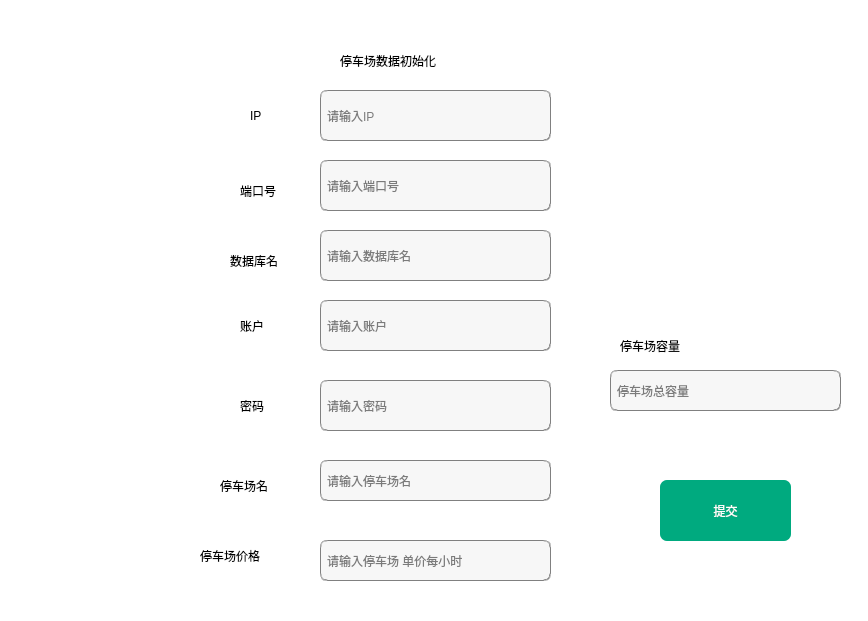
Above: initfile.ui from foryouos/Parking_System before the change. Below: the same form after it.
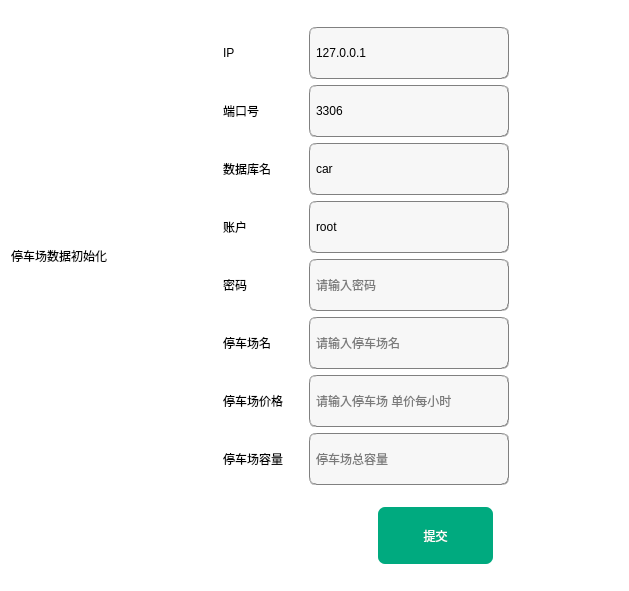
That is the form after the change.

The edit to the form file:
```diff
--- a/initfile.ui
+++ b/initfile.ui
@@ -2,347 +2,439 @@
 <ui version="4.0">
  <class>initFile</class>
  <widget class="QWidget" name="initFile">
+  <property name="enabled">
+   <bool>true</bool>
+  </property>
   <property name="geometry">
    <rect>
     <x>0</x>
     <y>0</y>
-    <width>868</width>
-    <height>621</height>
+    <width>629</width>
+    <height>591</height>
    </rect>
   </property>
+  <property name="sizePolicy">
+   <sizepolicy hsizetype="Minimum" vsizetype="Minimum">
+    <horstretch>0</horstretch>
+    <verstretch>0</verstretch>
+   </sizepolicy>
+  </property>
+  <property name="minimumSize">
+   <size>
+    <width>629</width>
+    <height>591</height>
+   </size>
+  </property>
+  <property name="maximumSize">
+   <size>
+    <width>644</width>
+    <height>591</height>
+   </size>
+  </property>
   <property name="windowTitle">
    <string>Form</string>
   </property>
   <property name="styleSheet">
    <string notr="true">background-color: rgb(255, 255, 255);</string>
   </property>
-  <widget class="QLineEdit" name="password">
-   <property name="geometry">
-    <rect>
-     <x>320</x>
-     <y>380</y>
-     <width>231</width>
-     <height>51</height>
-    </rect>
-   </property>
-   <property name="styleSheet">
-    <string notr="true">background-color: rgb(247, 247, 247);
+  <layout class="QVBoxLayout" name="verticalLayout_3">
+   <item>
+    <layout class="QHBoxLayout" name="horizontalLayout_2">
+     <item>
+      <widget class="QLabel" name="label">
+       <property name="styleSheet">
+        <string notr="true">font: 15pt &quot;字心坊猫的天空之城（特别定制版）&quot;;</string>
+       </property>
+       <property name="text">
+        <string>停车场数据初始化</string>
+       </property>
+       <property name="textFormat">
+        <enum>Qt::AutoText</enum>
+       </property>
+       <property name="alignment">
+        <set>Qt::AlignCenter</set>
+       </property>
+       <property name="margin">
+        <number>50</number>
+       </property>
+       <property name="indent">
+        <number>-1</number>
+       </property>
+      </widget>
+     </item>
+     <item>
+      <spacer name="horizontalSpacer">
+       <property name="orientation">
+        <enum>Qt::Horizontal</enum>
+       </property>
+       <property name="sizeHint" stdset="0">
+        <size>
+         <width>40</width>
+         <height>20</height>
+        </size>
+       </property>
+      </spacer>
+     </item>
+     <item>
+      <layout class="QHBoxLayout" name="horizontalLayout">
+       <item>
+        <layout class="QVBoxLayout" name="verticalLayout">
+         <item>
+          <widget class="QLabel" name="label_2">
+           <property name="styleSheet">
+            <string notr="true">font: 15pt &quot;字心坊猫的天空之城（特别定制版）&quot;;</string>
+           </property>
+           <property name="text">
+            <string>IP</string>
+           </property>
+          </widget>
+         </item>
+         <item>
+          <widget class="QLabel" name="label_3">
+           <property name="styleSheet">
+            <string notr="true">font: 15pt &quot;字心坊猫的天空之城（特别定制版）&quot;;</string>
+           </property>
+           <property name="text">
+            <string>端口号</string>
+           </property>
+          </widget>
+         </item>
+         <item>
+          <widget class="QLabel" name="label_4">
+           <property name="styleSheet">
+            <string notr="true">font: 15pt &quot;字心坊猫的天空之城（特别定制版）&quot;;</string>
+           </property>
+           <property name="text">
+            <string>数据库名</string>
+           </property>
+          </widget>
+         </item>
+         <item>
+          <widget class="QLabel" name="label_5">
+           <property name="styleSheet">
+            <string notr="true">font: 15pt &quot;字心坊猫的天空之城（特别定制版）&quot;;</string>
+           </property>
+           <property name="text">
+            <string>账户</string>
+           </property>
+          </widget>
+         </item>
+         <item>
+          <widget class="QLabel" name="label_6">
+           <property name="styleSheet">
+            <string notr="true">font: 15pt &quot;字心坊猫的天空之城（特别定制版）&quot;;</string>
+           </property>
+           <property name="text">
+            <string>密码</string>
+           </property>
+          </widget>
+         </item>
+         <item>
+          <widget class="QLabel" name="label_7">
+           <property name="styleSheet">
+            <string notr="true">font: 15pt &quot;字心坊猫的天空之城（特别定制版）&quot;;</string>
+           </property>
+           <property name="text">
+            <string>停车场名</string>
+           </property>
+          </widget>
+         </item>
+         <item>
+          <widget class="QLabel" name="label_8">
+           <property name="styleSheet">
+            <string notr="true">font: 15pt &quot;字心坊猫的天空之城（特别定制版）&quot;;</string>
+           </property>
+           <property name="text">
+            <string>停车场价格</string>
+           </property>
+          </widget>
+         </item>
+         <item>
+          <widget class="QLabel" name="label_9">
+           <property name="styleSheet">
+            <string notr="true">font: 15pt &quot;字心坊猫的天空之城（特别定制版）&quot;;</string>
+           </property>
+           <property name="text">
+            <string>停车场容量</string>
+           </property>
+          </widget>
+         </item>
+        </layout>
+       </item>
+       <item>
+        <layout class="QVBoxLayout" name="verticalLayout_2">
+         <property name="leftMargin">
+          <number>20</number>
+         </property>
+         <item>
+          <widget class="QLineEdit" name="IP">
+           <property name="minimumSize">
+            <size>
+             <width>1</width>
+             <height>52</height>
+            </size>
+           </property>
+           <property name="styleSheet">
+            <string notr="true">background-color: rgb(247, 247, 247);
 border:1px groove gray;
 border-radius:7px;
 padding:2px 4px;
 font: 10pt &quot;华文隶书&quot;;</string>
-   </property>
-   <property name="echoMode">
-    <enum>QLineEdit::Password</enum>
-   </property>
-   <property name="placeholderText">
-    <string>请输入密码</string>
-   </property>
-  </widget>
-  <widget class="QLineEdit" name="PORT">
-   <property name="geometry">
-    <rect>
-     <x>320</x>
-     <y>160</y>
-     <width>231</width>
-     <height>51</height>
-    </rect>
-   </property>
-   <property name="styleSheet">
-    <string notr="true">background-color: rgb(247, 247, 247);
+           </property>
+           <property name="text">
+            <string>127.0.0.1</string>
+           </property>
+           <property name="placeholderText">
+            <string>请输入IP</string>
+           </property>
+          </widget>
+         </item>
+         <item>
+          <widget class="QLineEdit" name="PORT">
+           <property name="minimumSize">
+            <size>
+             <width>0</width>
+             <height>52</height>
+            </size>
+           </property>
+           <property name="styleSheet">
+            <string notr="true">background-color: rgb(247, 247, 247);
 border:1px groove gray;
 border-radius:7px;
 padding:2px 4px;
 font: 10pt &quot;华文隶书&quot;;</string>
-   </property>
-   <property name="placeholderText">
-    <string>请输入端口号</string>
-   </property>
-  </widget>
-  <widget class="QLabel" name="label_7">
-   <property name="geometry">
-    <rect>
-     <x>220</x>
-     <y>470</y>
-     <width>81</width>
-     <height>31</height>
-    </rect>
-   </property>
-   <property name="styleSheet">
-    <string notr="true">font: 15pt &quot;字心坊猫的天空之城（特别定制版）&quot;;</string>
-   </property>
-   <property name="text">
-    <string>停车场名</string>
-   </property>
-  </widget>
-  <widget class="QLabel" name="label">
-   <property name="geometry">
-    <rect>
-     <x>340</x>
-     <y>40</y>
-     <width>181</width>
-     <height>41</height>
-    </rect>
-   </property>
-   <property name="styleSheet">
-    <string notr="true">font: 15pt &quot;字心坊猫的天空之城（特别定制版）&quot;;</string>
-   </property>
-   <property name="text">
-    <string>停车场数据初始化</string>
-   </property>
-  </widget>
-  <widget class="QLineEdit" name="database">
-   <property name="geometry">
-    <rect>
-     <x>320</x>
-     <y>230</y>
-     <width>231</width>
-     <height>51</height>
-    </rect>
-   </property>
-   <property name="styleSheet">
-    <string notr="true">background-color: rgb(247, 247, 247);
+           </property>
+           <property name="text">
+            <string>3306</string>
+           </property>
+           <property name="placeholderText">
+            <string>请输入端口号</string>
+           </property>
+          </widget>
+         </item>
+         <item>
+          <widget class="QLineEdit" name="database">
+           <property name="minimumSize">
+            <size>
+             <width>0</width>
+             <height>52</height>
+            </size>
+           </property>
+           <property name="styleSheet">
+            <string notr="true">background-color: rgb(247, 247, 247);
 border:1px groove gray;
 border-radius:7px;
 padding:2px 4px;
 font: 10pt &quot;华文隶书&quot;;</string>
-   </property>
-   <property name="placeholderText">
-    <string>请输入数据库名</string>
-   </property>
-  </widget>
-  <widget class="QLineEdit" name="account">
-   <property name="geometry">
-    <rect>
-     <x>320</x>
-     <y>300</y>
-     <width>231</width>
-     <height>51</height>
-    </rect>
-   </property>
-   <property name="styleSheet">
-    <string notr="true">background-color: rgb(247, 247, 247);
+           </property>
+           <property name="text">
+            <string>car</string>
+           </property>
+           <property name="placeholderText">
+            <string>请输入数据库名</string>
+           </property>
+          </widget>
+         </item>
+         <item>
+          <widget class="QLineEdit" name="account">
+           <property name="minimumSize">
+            <size>
+             <width>200</width>
+             <height>52</height>
+            </size>
+           </property>
+           <property name="styleSheet">
+            <string notr="true">background-color: rgb(247, 247, 247);
 border:1px groove gray;
 border-radius:7px;
 padding:2px 4px;
 font: 10pt &quot;华文隶书&quot;;</string>
-   </property>
-   <property name="placeholderText">
-    <string>请输入账户</string>
-   </property>
-  </widget>
-  <widget class="QLabel" name="label_8">
-   <property name="geometry">
-    <rect>
-     <x>200</x>
-     <y>540</y>
-     <width>111</width>
-     <height>31</height>
-    </rect>
-   </property>
-   <property name="styleSheet">
-    <string notr="true">font: 15pt &quot;字心坊猫的天空之城（特别定制版）&quot;;</string>
-   </property>
-   <property name="text">
-    <string>停车场价格</string>
-   </property>
-  </widget>
-  <widget class="QPushButton" name="submit_init">
-   <property name="geometry">
-    <rect>
-     <x>660</x>
-     <y>480</y>
-     <width>131</width>
-     <height>61</height>
-    </rect>
-   </property>
-   <property name="styleSheet">
-    <string notr="true">background-color: rgb(0, 170, 127);
-color: rgb(255, 255, 255);
-font: 25 9pt &quot;Bahnschrift Light&quot;;
-font: 10pt &quot;华文隶书&quot;;
-border-radius:7px;</string>
-   </property>
-   <property name="text">
-    <string>提交</string>
-   </property>
-  </widget>
-  <widget class="QLineEdit" name="IP">
-   <property name="geometry">
-    <rect>
-     <x>320</x>
-     <y>90</y>
-     <width>231</width>
-     <height>51</height>
-    </rect>
-   </property>
-   <property name="styleSheet">
-    <string notr="true">background-color: rgb(247, 247, 247);
+           </property>
+           <property name="text">
+            <string>root</string>
+           </property>
+           <property name="placeholderText">
+            <string>请输入账户</string>
+           </property>
+          </widget>
+         </item>
+         <item>
+          <widget class="QLineEdit" name="password">
+           <property name="minimumSize">
+            <size>
+             <width>0</width>
+             <height>52</height>
+            </size>
+           </property>
+           <property name="styleSheet">
+            <string notr="true">background-color: rgb(247, 247, 247);
 border:1px groove gray;
 border-radius:7px;
 padding:2px 4px;
 font: 10pt &quot;华文隶书&quot;;</string>
-   </property>
-   <property name="placeholderText">
-    <string>请输入IP</string>
-   </property>
-  </widget>
-  <widget class="QLabel" name="label_4">
-   <property name="geometry">
-    <rect>
-     <x>230</x>
-     <y>240</y>
-     <width>81</width>
-     <height>41</height>
-    </rect>
-   </property>
-   <property name="styleSheet">
-    <string notr="true">font: 15pt &quot;字心坊猫的天空之城（特别定制版）&quot;;</string>
-   </property>
-   <property name="text">
-    <string>数据库名</string>
-   </property>
-  </widget>
-  <widget class="QLabel" name="label_5">
-   <property name="geometry">
-    <rect>
-     <x>240</x>
-     <y>310</y>
-     <width>51</width>
-     <height>31</height>
-    </rect>
-   </property>
-   <property name="styleSheet">
-    <string notr="true">font: 15pt &quot;字心坊猫的天空之城（特别定制版）&quot;;</string>
-   </property>
-   <property name="text">
-    <string>账户</string>
-   </property>
-  </widget>
-  <widget class="QLabel" name="label_2">
-   <property name="geometry">
-    <rect>
-     <x>250</x>
-     <y>100</y>
-     <width>31</width>
-     <height>31</height>
-    </rect>
-   </property>
-   <property name="styleSheet">
-    <string notr="true">font: 15pt &quot;字心坊猫的天空之城（特别定制版）&quot;;</string>
-   </property>
-   <property name="text">
-    <string>IP</string>
-   </property>
-  </widget>
-  <widget class="QLabel" name="label_6">
-   <property name="geometry">
-    <rect>
-     <x>240</x>
-     <y>390</y>
-     <width>51</width>
-     <height>31</height>
-    </rect>
-   </property>
-   <property name="styleSheet">
-    <string notr="true">font: 15pt &quot;字心坊猫的天空之城（特别定制版）&quot;;</string>
-   </property>
-   <property name="text">
-    <string>密码</string>
-   </property>
-  </widget>
-  <widget class="QLineEdit" name="parking_name">
-   <property name="geometry">
-    <rect>
-     <x>320</x>
-     <y>460</y>
-     <width>231</width>
-     <height>41</height>
-    </rect>
-   </property>
-   <property name="styleSheet">
-    <string notr="true">background-color: rgb(247, 247, 247);
+           </property>
+           <property name="echoMode">
+            <enum>QLineEdit::Password</enum>
+           </property>
+           <property name="placeholderText">
+            <string>请输入密码</string>
+           </property>
+          </widget>
+         </item>
+         <item>
+          <widget class="QLineEdit" name="parking_name">
+           <property name="minimumSize">
+            <size>
+             <width>0</width>
+             <height>52</height>
+            </size>
+           </property>
+           <property name="styleSheet">
+            <string notr="true">background-color: rgb(247, 247, 247);
 border:1px groove gray;
 border-radius:7px;
 padding:2px 4px;
 font: 10pt &quot;华文隶书&quot;;</string>
-   </property>
-   <property name="placeholderText">
-    <string>请输入停车场名</string>
-   </property>
-  </widget>
-  <widget class="QLineEdit" name="park_fee">
-   <property name="geometry">
-    <rect>
-     <x>320</x>
-     <y>540</y>
-     <width>231</width>
-     <height>41</height>
-    </rect>
-   </property>
-   <property name="styleSheet">
-    <string notr="true">background-color: rgb(247, 247, 247);
+           </property>
+           <property name="placeholderText">
+            <string>请输入停车场名</string>
+           </property>
+          </widget>
+         </item>
+         <item>
+          <widget class="QLineEdit" name="park_fee">
+           <property name="minimumSize">
+            <size>
+             <width>0</width>
+             <height>52</height>
+            </size>
+           </property>
+           <property name="styleSheet">
+            <string notr="true">background-color: rgb(247, 247, 247);
 border:1px groove gray;
 border-radius:7px;
 padding:2px 4px;
 font: 10pt &quot;华文隶书&quot;;</string>
-   </property>
-   <property name="placeholderText">
-    <string>请输入停车场 单价每小时</string>
-   </property>
-  </widget>
-  <widget class="QLabel" name="label_3">
-   <property name="geometry">
-    <rect>
-     <x>240</x>
-     <y>180</y>
-     <width>61</width>
-     <height>21</height>
-    </rect>
-   </property>
-   <property name="styleSheet">
-    <string notr="true">font: 15pt &quot;字心坊猫的天空之城（特别定制版）&quot;;</string>
-   </property>
-   <property name="text">
-    <string>端口号</string>
-   </property>
-  </widget>
-  <widget class="QLineEdit" name="park_count">
-   <property name="geometry">
-    <rect>
-     <x>610</x>
-     <y>370</y>
-     <width>231</width>
-     <height>41</height>
-    </rect>
-   </property>
-   <property name="styleSheet">
-    <string notr="true">background-color: rgb(247, 247, 247);
+           </property>
+           <property name="placeholderText">
+            <string>请输入停车场 单价每小时</string>
+           </property>
+          </widget>
+         </item>
+         <item>
+          <widget class="QLineEdit" name="park_count">
+           <property name="minimumSize">
+            <size>
+             <width>0</width>
+             <height>52</height>
+            </size>
+           </property>
+           <property name="styleSheet">
+            <string notr="true">background-color: rgb(247, 247, 247);
 border:1px groove gray;
 border-radius:7px;
 padding:2px 4px;
 font: 10pt &quot;华文隶书&quot;;</string>
-   </property>
-   <property name="placeholderText">
-    <string>停车场总容量</string>
-   </property>
-  </widget>
-  <widget class="QLabel" name="label_9">
-   <property name="geometry">
-    <rect>
-     <x>620</x>
-     <y>330</y>
-     <width>111</width>
-     <height>31</height>
-    </rect>
-   </property>
-   <property name="styleSheet">
-    <string notr="true">font: 15pt &quot;字心坊猫的天空之城（特别定制版）&quot;;</string>
-   </property>
-   <property name="text">
-    <string>停车场容量</string>
-   </property>
-  </widget>
+           </property>
+           <property name="placeholderText">
+            <string>停车场总容量</string>
+           </property>
+          </widget>
+         </item>
+        </layout>
+       </item>
+      </layout>
+     </item>
+     <item>
+      <spacer name="horizontalSpacer_2">
+       <property name="orientation">
+        <enum>Qt::Horizontal</enum>
+       </property>
+       <property name="sizeHint" stdset="0">
+        <size>
+         <width>40</width>
+         <height>20</height>
+        </size>
+       </property>
+      </spacer>
+     </item>
+    </layout>
+   </item>
+   <item>
+    <layout class="QHBoxLayout" name="horizontalLayout_3">
+     <item>
+      <widget class="QPushButton" name="cancel_submit">
+       <property name="sizePolicy">
+        <sizepolicy hsizetype="Fixed" vsizetype="Fixed">
+         <horstretch>0</horstretch>
+         <verstretch>0</verstretch>
+        </sizepolicy>
+       </property>
+       <property name="minimumSize">
+        <size>
+         <width>115</width>
+         <height>57</height>
+        </size>
+       </property>
+       <property name="contextMenuPolicy">
+        <enum>Qt::DefaultContextMenu</enum>
+       </property>
+       <property name="layoutDirection">
+        <enum>Qt::LeftToRight</enum>
+       </property>
+       <property name="styleSheet">
+        <string notr="true">background-color: rgbrgb(255, 85, 0);
+color: rgb(255, 255, 255);
+font: 25 9pt &quot;Bahnschrift Light&quot;;
+font: 10pt &quot;华文隶书&quot;;
+border-radius:7px;</string>
+       </property>
+       <property name="locale">
+        <locale language="Chinese" country="China"/>
+       </property>
+       <property name="text">
+        <string>取消</string>
+       </property>
+      </widget>
+     </item>
+     <item>
+      <widget class="QPushButton" name="submit_init">
+       <property name="sizePolicy">
+        <sizepolicy hsizetype="Fixed" vsizetype="Fixed">
+         <horstretch>0</horstretch>
+         <verstretch>0</verstretch>
+        </sizepolicy>
+       </property>
+       <property name="minimumSize">
+        <size>
+         <width>115</width>
+         <height>57</height>
+        </size>
+       </property>
+       <property name="contextMenuPolicy">
+        <enum>Qt::DefaultContextMenu</enum>
+       </property>
+       <property name="layoutDirection">
+        <enum>Qt::LeftToRight</enum>
+       </property>
+       <property name="styleSheet">
+        <string notr="true">background-color: rgb(0, 170, 127);
+color: rgb(255, 255, 255);
+font: 25 9pt &quot;Bahnschrift Light&quot;;
+font: 10pt &quot;华文隶书&quot;;
+border-radius:7px;</string>
+       </property>
+       <property name="locale">
+        <locale language="Chinese" country="China"/>
+       </property>
+       <property name="text">
+        <string>提交</string>
+       </property>
+      </widget>
+     </item>
+    </layout>
+   </item>
+  </layout>
  </widget>
  <resources/>
  <connections/>
```
